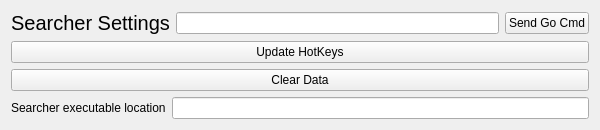
instance-id/Searcher, file scripts/python/searcher/searchersettings.ui: the form before one commit.
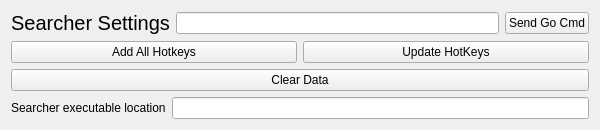
The form after the commit.

The edit to the form file:
```diff
--- a/scripts/python/searcher/searchersettings.ui
+++ b/scripts/python/searcher/searchersettings.ui
@@ -74,6 +74,13 @@
      </item>
      <item>
       <layout class="QHBoxLayout" name="horizontalLayout">
+       <item>
+        <widget class="QPushButton" name="addhotkeys_btn">
+         <property name="text">
+          <string>Add All Hotkeys</string>
+         </property>
+        </widget>
+       </item>
        <item>
         <widget class="QPushButton" name="updatehotkeys_btn">
          <property name="text">
```
Left out of the diff: 10 changed lines with no effect on the pictures. Lines whose indentation alone changed are shown as unchanged.
